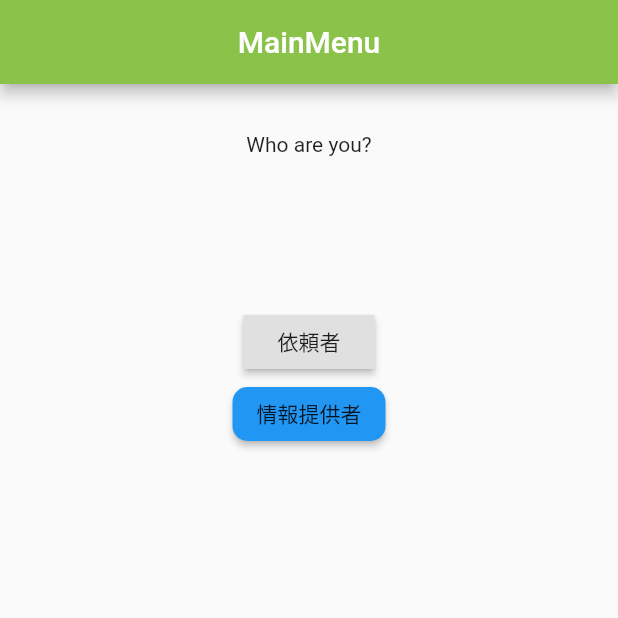
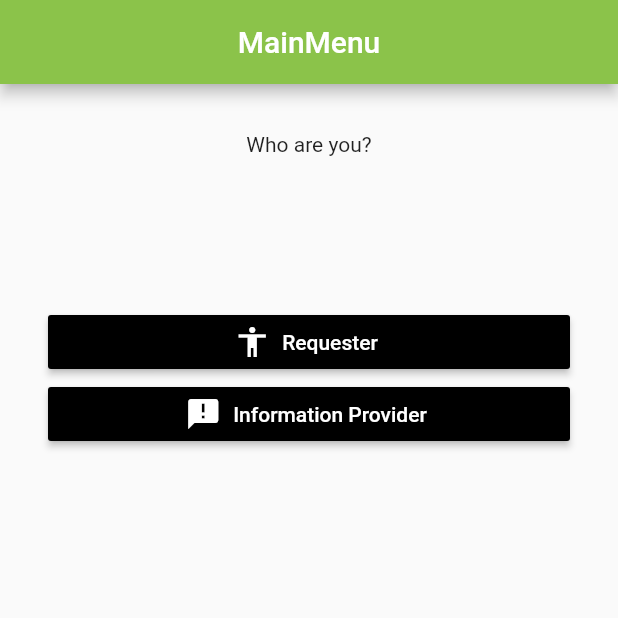
Before and after one commit to ryuimoto/docokana_app, a Flutter app: the screen it shows after launch, on a phone screen of 412 x 824 dp, the top half of it. Run offline on Flutter 3.47's test engine with Material 2 defaults, Android fonts, the phone set to English and light mode, and no system bars; our stand-ins replace google_fonts; Roboto replaces fonts that are missing (GFS Didot).

Commit message:
main menu button design disicion

```diff
--- a/lib/main.dart
+++ b/lib/main.dart
@@ -1,6 +1,5 @@
 import 'package:docokana_app/routes/menu.dart';
 import 'package:flutter/material.dart';
-import 'package:google_fonts/google_fonts.dart';
 
 void main() {
   runApp(MyApp());
--- a/lib/routes/menu.dart
+++ b/lib/routes/menu.dart
@@ -22,17 +22,31 @@ class Menu extends StatelessWidget {
                 style: GoogleFonts.getFont('GFS Didot'),
               ),
               SizedBox(height: 100),
-              RaisedButton(
-                onPressed: () => {},
-                child: Text('依頼者'),
+              SizedBox(
+                width: double.infinity, // match_parent
+                child: RaisedButton.icon(
+                  textColor: Colors.white,
+                  color: Colors.black,
+                  icon: Icon(Icons.accessibility),
+                  label: Text(
+                    "Requester",
+                    style: GoogleFonts.getFont('GFS Didot'),
+                  ),
+                  onPressed: () {},
+                ),
               ),
-              RaisedButton(
-                child: const Text('情報提供者'),
-                color: Colors.blue,
-                shape: RoundedRectangleBorder(
-                  borderRadius: BorderRadius.circular(10),
+              SizedBox(
+                width: double.infinity, // match_parent
+                child: RaisedButton.icon(
+                  textColor: Colors.white,
+                  color: Colors.black,
+                  icon: Icon(Icons.announcement),
+                  label: Text(
+                    "Information Provider",
+                    style: GoogleFonts.getFont('GFS Didot'),
+                  ),
+                  onPressed: () {},
                 ),
-                onPressed: () {},
               ),
             ],
           ),
```
Also changed, not shown: 3 other files.
